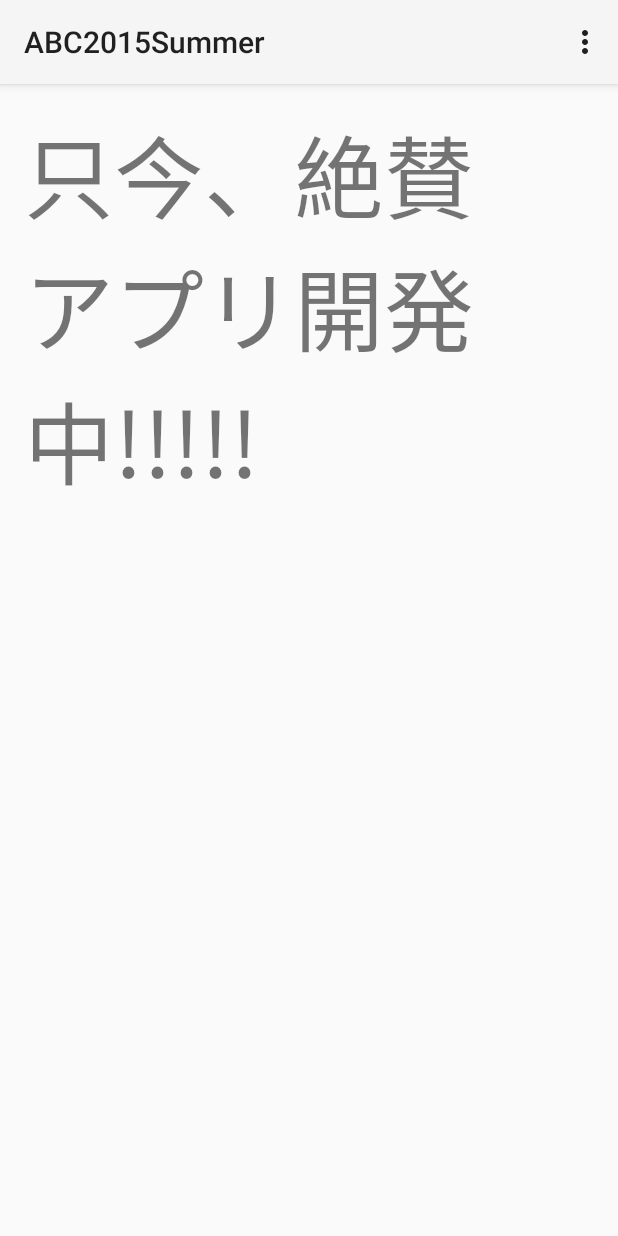
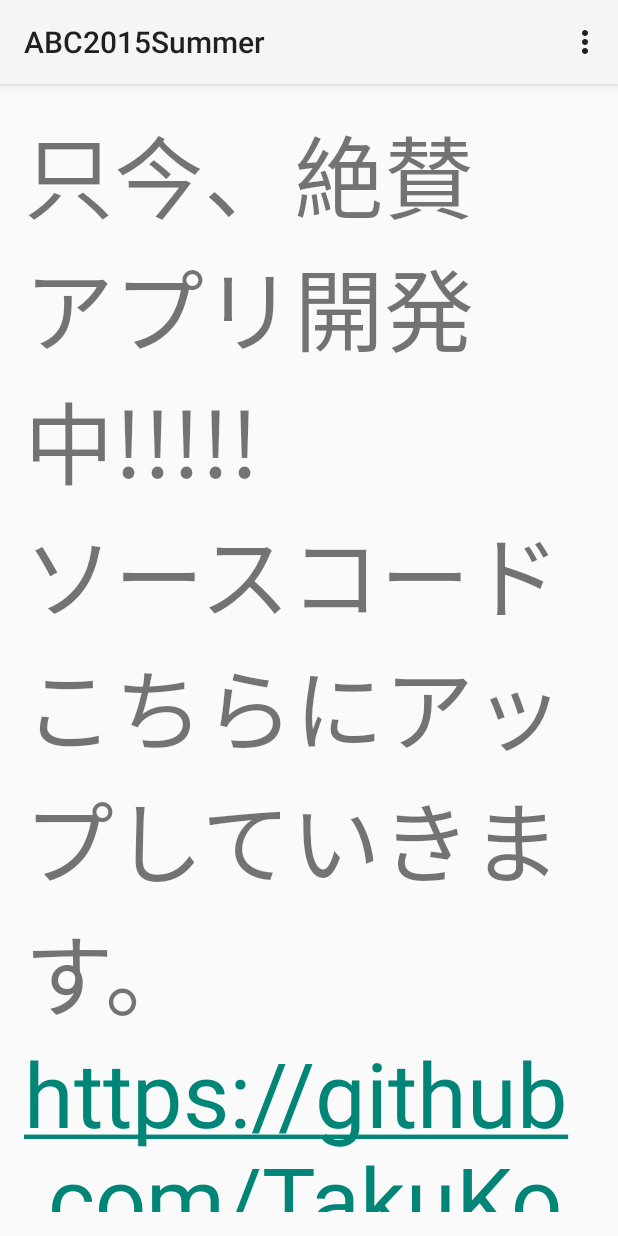
Before and after one commit to TakuKobayashi/ABC2015Summer, an Android app: the screen it shows after launch (MainActivity), on a phone screen of 412 x 824 dp. Run offline under Robolectric (Android 15) with nearby library versions, the phone set to English and light mode, and no system bars.

Commit message:
メッセージを追記

```diff
--- a/app/src/main/res/layout/activity_main.xml
+++ b/app/src/main/res/layout/activity_main.xml
@@ -6,6 +6,6 @@
     android:paddingBottom="@dimen/activity_vertical_margin" tools:context=".MainActivity">
 
     <TextView android:text="@string/message" android:layout_width="wrap_content"
-        android:layout_height="wrap_content" android:textSize="60dp"/>
+        android:layout_height="wrap_content" android:textSize="60dp" android:autoLink="web"/>
 
 </RelativeLayout>
--- a/app/src/main/res/values/strings.xml
+++ b/app/src/main/res/values/strings.xml
@@ -1,6 +1,6 @@
 <resources>
     <string name="app_name">ABC2015Summer</string>
 
-    <string name="message">只今、絶賛アプリ開発中!!!!!</string>
+    <string name="message">只今、絶賛アプリ開発中!!!!!\nソースコードこちらにアップしていきます。\nhttps://github.com/TakuKobayashi/ABC2015Summer</string>
     <string name="action_settings">Settings</string>
 </resources>
```
